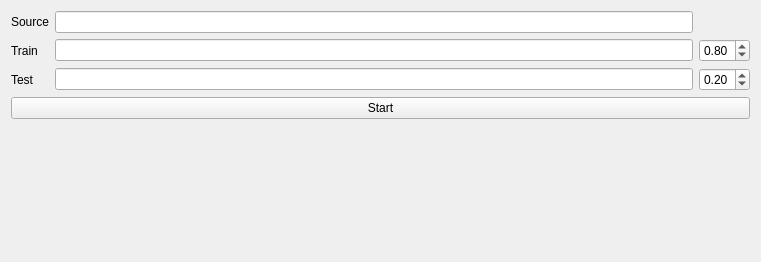
Qt form image_clean_up_tool/split_data.ui (stereomatchingkiss/blogCodes2) before a commit.
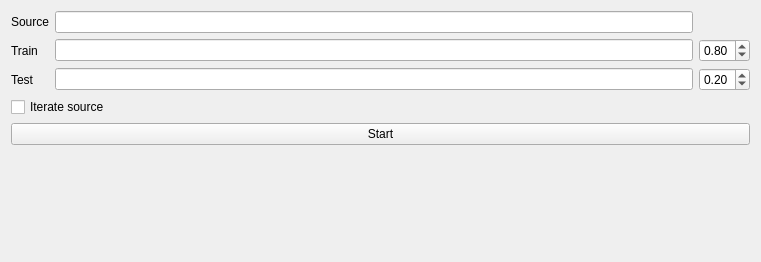
The same form after that commit.

Commit message: 1. Can iterate folders recursive 2. Show how many images copied

```diff
--- a/image_clean_up_tool/split_data.ui
+++ b/image_clean_up_tool/split_data.ui
@@ -74,6 +74,13 @@
      </item>
     </layout>
    </item>
+   <item>
+    <widget class="QCheckBox" name="checkBoxIterateSource">
+     <property name="text">
+      <string>Iterate source</string>
+     </property>
+    </widget>
+   </item>
    <item>
     <widget class="QPushButton" name="pushButtonStart">
      <property name="text">
```
The commit also changes 1 other file.
